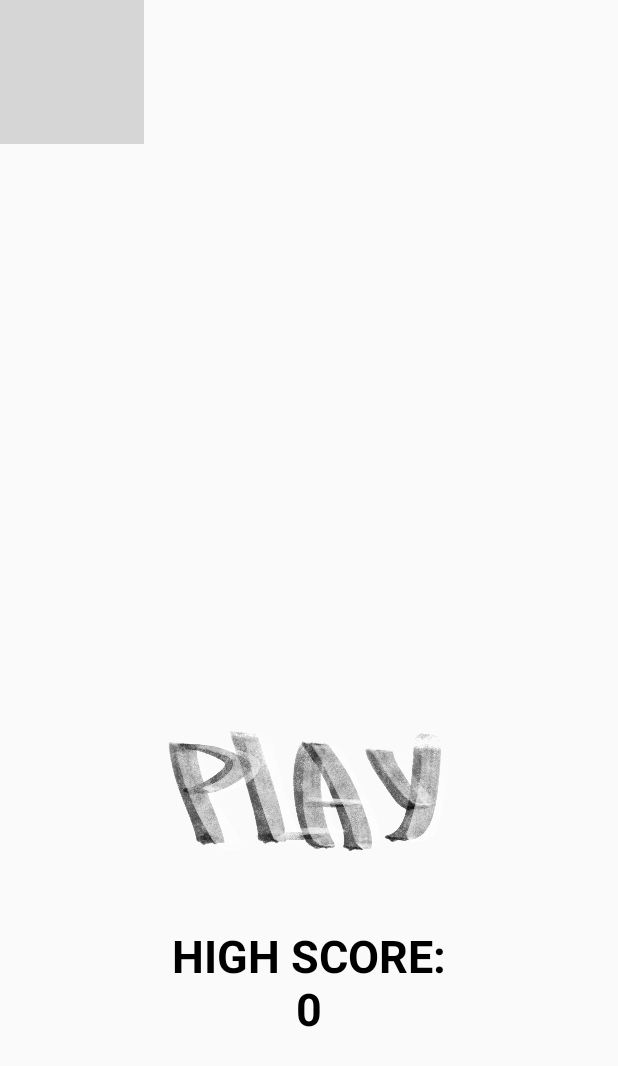
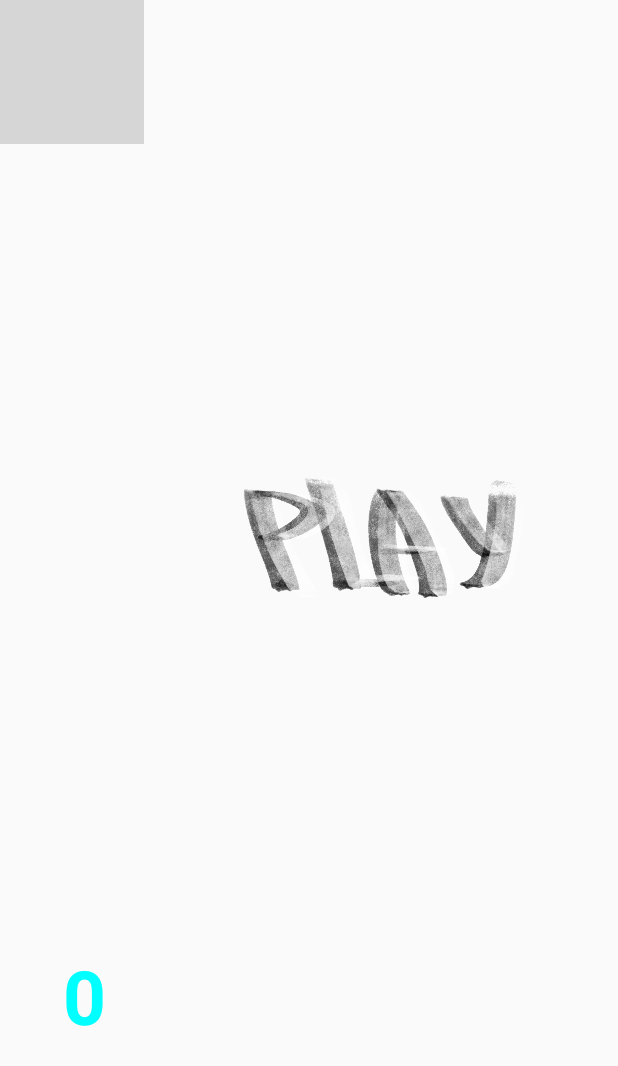
Before and after one commit to LizaVeprova301/Conductor-Simulator, an Android app built with Jetpack Compose: the screen it shows after launch (MainActivity), on a phone screen of 412 x 824 dp. Shown: the top 1066 px of the screen. Run offline under Robolectric (Android 15) with nearby library versions, the light colour scheme and no system bars; grey boxes are pictures that could not be loaded.

Commit message:
new high fashion menu screen

```diff
--- a/app/src/main/java/com/conductorsimulator/gamescreens/MenuScreen.kt
+++ b/app/src/main/java/com/conductorsimulator/gamescreens/MenuScreen.kt
@@ -48,7 +48,7 @@ fun MenuScreen(
         horizontalAlignment = Alignment.CenterHorizontally,
         verticalArrangement = Arrangement.Center,
         modifier = Modifier
-            .offset(y = 150.dp)
+            .offset(x = (-150).dp, y = 160.dp)
             .fillMaxSize()
     ) {
         Image(
@@ -56,6 +56,7 @@ fun MenuScreen(
             contentDescription = "play_button",
             alignment = Alignment.Center,
             modifier = Modifier
+                .offset(x = 200.dp, y = (-185).dp)
                 .clickable(onClick = {
                     onEvent(GameEvent.StartGame)
                     navController.navigate("play")
@@ -66,10 +67,10 @@ fun MenuScreen(
         )
 
         Text(
-            text = "HIGH SCORE:\n${state.highScore}",
-            color = Color.Black,
-            fontSize = 30.sp,
-            textAlign = TextAlign.Center,
+            text = "${state.highScore}",
+            color = Color.Cyan,
+            fontSize = 50.sp,
+            textAlign = TextAlign.Left,
             fontWeight = FontWeight.Bold
         )
 
```
Also changed, not shown: 1 other file.
